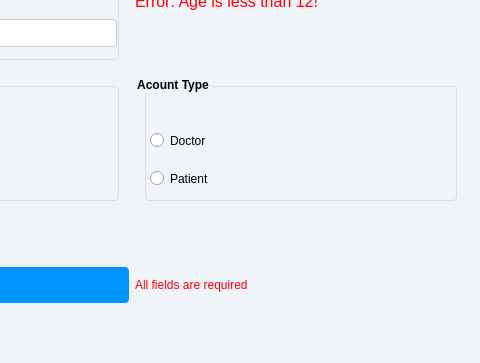
Above: registerwindow.ui from Moaz-Allam-Flutter/Hospital_System before the change; both pictures show x 214 to 694 and y 221 to 584 of the 694 by 584 pixel window. Below: the same form after it.
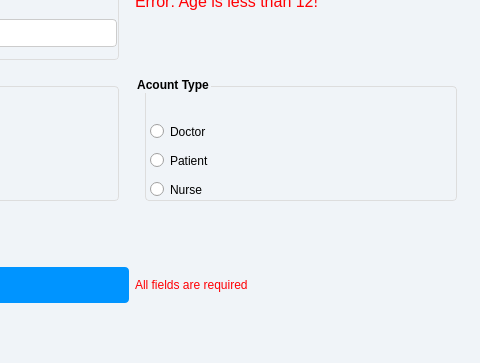
That is the form after the change.

```diff
--- a/registerwindow.ui
+++ b/registerwindow.ui
@@ -426,6 +426,13 @@
             </property>
            </widget>
           </item>
+          <item>
+           <widget class="QRadioButton" name="radioButtonPatient_2">
+            <property name="text">
+             <string>Nurse</string>
+            </property>
+           </widget>
+          </item>
          </layout>
         </widget>
        </widget>
```
Left out of the diff: 2 changed lines with no effect on the pictures.
